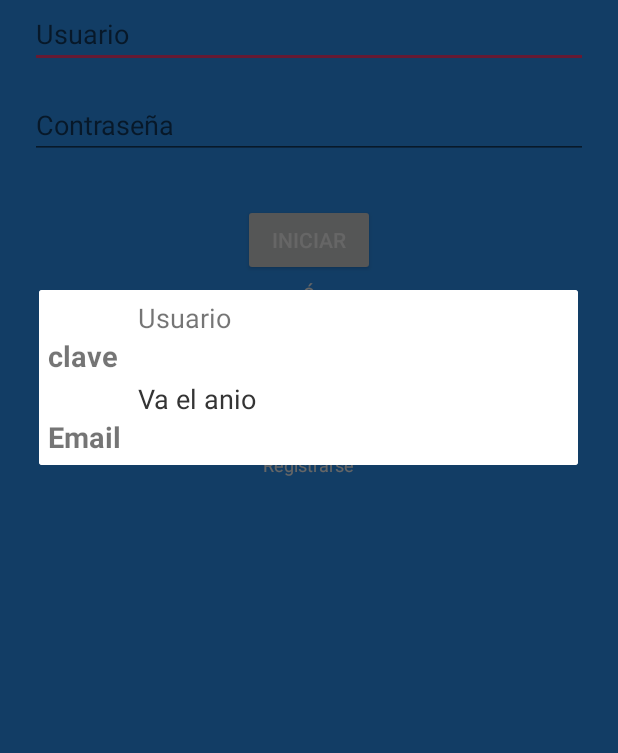
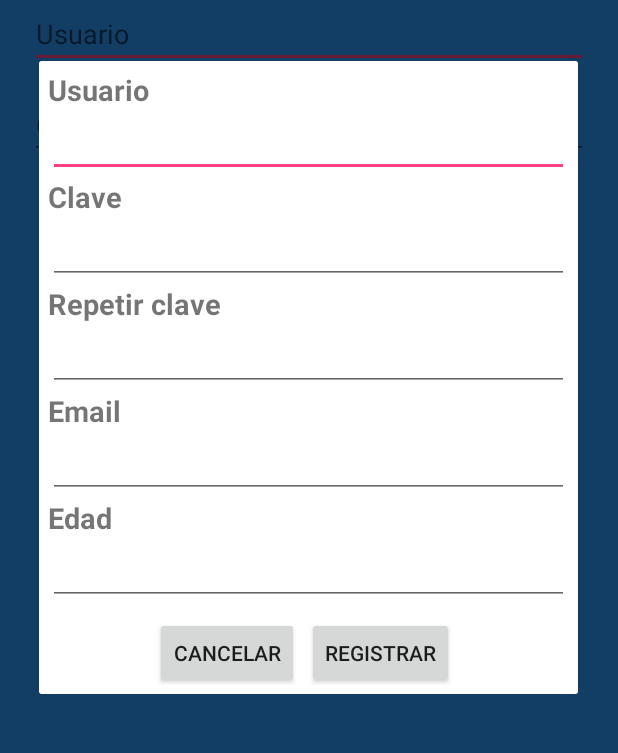
Before and after one commit to RobinLenin/appTourLoja, an Android app: the screen it shows after launch (LoginActivity), after a tap on "Registrarse", on a phone screen of 412 x 824 dp, the part 240-993 px from its top. Run offline under Robolectric (Android 15) with nearby library versions, the phone set to English and light mode, and no system bars; our stand-ins replace Firebase (no records; nobody signed in at launch, a user with empty details on screens opened directly), Volley; libraries missing offline, so code that uses them is left out: com.facebook, com.facebook.appevents, com.facebook.login; plain views replace LoginButton; 6 statements that could not run were skipped.

Commit message:
Adaptación de registrar usuario

```diff
--- a/app/src/main/java/com/lojatour/applojatour/LoginActivity.java
+++ b/app/src/main/java/com/lojatour/applojatour/LoginActivity.java
@@ -1,10 +1,12 @@
 package com.lojatour.applojatour;
 
+import android.app.Dialog;
 import android.content.Intent;
 import android.support.annotation.NonNull;
 import android.support.v7.app.AlertDialog;
 import android.support.v7.app.AppCompatActivity;
 import android.os.Bundle;
+import android.view.Gravity;
 import android.view.View;
 import android.widget.Button;
 import android.widget.EditText;
@@ -29,15 +31,25 @@ import com.google.firebase.auth.AuthResult;
 import com.google.firebase.auth.FacebookAuthProvider;
 import com.google.firebase.auth.FirebaseAuth;
 import com.google.firebase.auth.FirebaseUser;
+import com.google.gson.Gson;
 import com.lojatour.applojatour.controlador.ws.Conexion;
+import com.lojatour.applojatour.controlador.ws.modelo.ResponseWs;
 import com.lojatour.applojatour.controlador.ws.modelo.UsuarioLoginJson;
 import com.lojatour.applojatour.controlador.ws.VolleyPeticion;
 import com.lojatour.applojatour.controlador.ws.VolleyProcesadorResultado;
 import com.lojatour.applojatour.controlador.ws.VolleyTiposError;
+import com.lojatour.applojatour.controlador.ws.modelo.UsuarioWs;
 
+import java.util.Date;
 import java.util.HashMap;
+import java.util.Map;
 
 public class LoginActivity extends AppCompatActivity {
+
+
+    //Variables de registro de usuario
+    public String mensaje;
+    public String siglas;
 
     private LoginButton loginButtonFacebook;
     private CallbackManager callbackManager;
@@ -138,7 +150,7 @@ public class LoginActivity extends AppCompatActivity {
                             public void onResponse(UsuarioLoginJson response) {
                                 MainActivity.TOKEN = response.token;
                                 MainActivity.ID_EXTERNAL = response.id;
-                                Toast.makeText(getApplicationContext(), "Bienvenido" + response.nombre,
+                                Toast.makeText(getApplicationContext(), "Bienvenido " + response.nombre,
                                         Toast.LENGTH_SHORT).show();
                                 progressBar.setVisibility(View.GONE);
                                 irPantallaPrincipal();
@@ -163,24 +175,93 @@ public class LoginActivity extends AppCompatActivity {
     private void muestraDialogo() {
 
         AlertDialog.Builder builder = new AlertDialog.Builder(this);
-        //
         View mView = getLayoutInflater().inflate(R.layout.dialog_registrar, null);
 
-        TextView titulo = (TextView) mView.findViewById(R.id.txtTituloDlg);
-        //titulo.setText(usuario.nombre);
 
-        TextView anio = (TextView) mView.findViewById(R.id.txtYearDlg);
-        //anio.setText(usuario.id);
-
-        TextView tipo = (TextView) mView.findViewById(R.id.txt4Dlg);
-        //tipo.setText(usuario.correo);
+        final EditText edit_Usuario = (EditText) mView.findViewById(R.id.edit_Usuario);
+        final EditText edit_Clave = (EditText) mView.findViewById(R.id.edit_Clave);
+        final EditText edit_RClave = (EditText) mView.findViewById(R.id.edit_RClave);
+        final EditText edit_Email = (EditText) mView.findViewById(R.id.edit_Email);
+        final EditText edit_Edad = (EditText) mView.findViewById(R.id.edit_Edad);
 
 
         builder.setView(mView);
+        final AlertDialog alert = builder.create();
+        alert.show();
 
-        AlertDialog alert = builder.create();
-        alert.show();
+        Button btn_cancelar = (Button) mView.findViewById(R.id.dialogButtonCancelar);
+
+        btn_cancelar.setOnClickListener(new View.OnClickListener() {
+            @Override
+            public void onClick(View view) {
+                alert.dismiss();
+            }
+        });
+
+        Button btn_registrar = (Button) mView.findViewById(R.id.dialogButtonRegistrar);
+        btn_registrar.setOnClickListener(new View.OnClickListener() {
+            @Override
+            public void onClick(View view) {
+                UsuarioWs usuario = new UsuarioWs();
+                if(edit_Clave.getText().toString().equalsIgnoreCase(edit_RClave.getText().toString())){
+
+                    usuario.setNombre(edit_Usuario.getText().toString());
+                    usuario.setClave(edit_Clave.getText().toString());
+                    usuario.setCorreo(edit_Email.getText().toString());
+                    usuario.setEdad(edit_Edad.getText().toString());
+                    usuario.setGenero("0");
+                }else {
+                    Toast.makeText(getApplicationContext(), "Las contraseñas no coinsiden",
+                    Toast.LENGTH_SHORT).show();
+                }
+                if(usuario != null){
+                registrarUsuario(usuario, alert);
+                }else {
+                    Toast.makeText(getApplicationContext(), "Existen errores en los datos",
+                    Toast.LENGTH_SHORT).show();
+                }
+            }
+        });
     }
+
+    private void registrarUsuario(final UsuarioWs usuario, final Dialog dialogo){
+
+        HashMap<String, String> mapa = new HashMap<>();
+        mapa.put("nombre", usuario.getNombre());
+        mapa.put("clave", usuario.getClave());
+        mapa.put("correo", usuario.getCorreo());
+        mapa.put("edad", usuario.getEdad());
+        mapa.put("genero", usuario.getGenero());
+        VolleyPeticion<ResponseWs> registro = Conexion.registrarUsuario(
+                getApplicationContext(),
+                mapa,
+                new Response.Listener<ResponseWs>() {
+                    @Override
+                    public void onResponse(ResponseWs response) {
+                        mensaje = response.mensaje;
+                        siglas = response.siglas;
+                        System.out.println(mensaje+ siglas);
+
+                        Toast.makeText(getApplicationContext(), "Usuario " +
+                                usuario.getNombre() + " creado, Ingrese con su correo y contraseña",
+                                Toast.LENGTH_SHORT).show();
+                        irPantallaPrincipal();
+                        dialogo.dismiss();
+                    }
+                },
+                new Response.ErrorListener() {
+                    @Override
+                    public void onErrorResponse(VolleyError error) {
+                        VolleyTiposError errores = VolleyProcesadorResultado.parseErrorResponse(error);
+                        Toast.makeText(getApplicationContext(), errores.errorMessage,
+                                Toast.LENGTH_SHORT).show();
+                    }
+                }
+        );
+        requestQueue.add(registro);
+    }
+
+
 
     private void handleFacebookAccessToken(AccessToken accessToken) {
         progressBar.setVisibility(View.VISIBLE);
--- /dev/null
+++ b/app/src/main/java/com/lojatour/applojatour/controlador/ws/modelo/ResponseWs.java
@@ -0,0 +1,6 @@
+package com.lojatour.applojatour.controlador.ws.modelo;
+
+public class ResponseWs {
+    public String mensaje;
+    public String siglas;
+}
--- a/app/src/main/res/layout/dialog_registrar.xml
+++ b/app/src/main/res/layout/dialog_registrar.xml
@@ -8,40 +8,105 @@
 
 
     <TextView
-        android:id="@+id/txtTituloDlg"
+        android:id="@+id/txtUsuarioDlg"
         android:layout_width="wrap_content"
         android:layout_height="wrap_content"
-        android:paddingLeft="60dp"
-        android:text="Usuario"
-        android:textSize="18sp" />
+        android:text="@string/usuario"
+        android:textSize="19sp"
+        android:textStyle="bold" />
+
+    <EditText
+        android:id="@+id/edit_Usuario"
+        android:layout_height="wrap_content"
+        android:layout_width="match_parent"
+        android:inputType="text"/>
 
 
     <TextView
-        android:id="@+id/txt3Dlg"
+        android:id="@+id/txtClaveDlg"
         android:layout_width="wrap_content"
         android:layout_height="wrap_content"
-        android:text="clave"
+        android:text="Clave"
         android:textSize="19sp"
-        android:textStyle="bold" />
+        android:textStyle="bold"/>
+    <EditText
+        android:id="@+id/edit_Clave"
+        android:layout_height="wrap_content"
+        android:layout_width="match_parent"
+        android:inputType="textPassword"/>
 
     <TextView
-        android:id="@+id/txtYearDlg"
+        android:id="@+id/txtRCLaveDlg"
         android:layout_width="wrap_content"
         android:layout_height="wrap_content"
-        android:layout_marginTop="3dip"
-        android:paddingLeft="60dp"
-        android:text="Va el anio"
-        android:textColor="#343434"
-        android:textSize="18sp" />
+        android:text="Repetir clave"
+        android:textSize="19sp"
+        android:textStyle="bold"/>
 
+    <EditText
+        android:id="@+id/edit_RClave"
+        android:layout_height="wrap_content"
+        android:layout_width="match_parent"
+        android:inputType="textPassword"/>
 
     <TextView
-        android:id="@+id/txt4Dlg"
+        android:id="@+id/txtEmailDlg"
         android:layout_width="wrap_content"
         android:layout_height="wrap_content"
         android:text="Email"
         android:textSize="19sp"
-        android:textStyle="bold" />
+        android:textStyle="bold"/>
+
+    <EditText
+        android:id="@+id/edit_Email"
+        android:layout_width="match_parent"
+        android:layout_height="wrap_content"
+        android:inputType="textEmailAddress"/>
+
+    <TextView
+        android:id="@+id/txtEdadDlg"
+        android:layout_width="wrap_content"
+        android:layout_height="wrap_content"
+        android:text="Edad"
+        android:textSize="19sp"
+        android:textStyle="bold"/>
+
+    <EditText
+        android:id="@+id/edit_Edad"
+        android:layout_width="match_parent"
+        android:layout_height="wrap_content"
+        android:inputType="number" />
+
+    <LinearLayout
+        android:id="@+id/botonera"
+        android:layout_width="fill_parent"
+        android:layout_height="wrap_content"
+        android:orientation="horizontal"
+        android:gravity="center"
+        android:layout_weight="0">
+
+        <Button
+            android:id="@+id/dialogButtonCancelar"
+            android:layout_width="wrap_content"
+            android:layout_height="wrap_content"
+            android:text="@string/btn_cancelar"
+            android:layout_marginTop="5dp"
+            android:layout_marginRight="5dp"
+
+            />
+
+        <Button
+            android:id="@+id/dialogButtonRegistrar"
+            android:layout_width="wrap_content"
+            android:layout_height="wrap_content"
+            android:text="@string/btn_registrar"
+            android:layout_marginTop="5dp"
+            android:layout_marginRight="5dp"
+
+            />
+
+
+    </LinearLayout>
 
 
 </LinearLayout>
--- a/app/src/main/res/values/strings.xml
+++ b/app/src/main/res/values/strings.xml
@@ -24,6 +24,7 @@
     <string name="email">Email</string>
     <string name="btn_guardar">Guardar</string>
     <string name="btn_cancelar">Cancelar</string>
+    <string name="btn_registrar">Registrar</string>
 
 
     <string name="usuarioVacio">Fantan datos en usuario</string>
--- a/app/src/main/res/values/styles.xml
+++ b/app/src/main/res/values/styles.xml
@@ -1,7 +1,8 @@
 <resources>
 
     <!-- Base application theme. -->
-    <style name="AppTheme" parent="Theme.AppCompat.Light.DarkActionBar">
+    <style name="AppTheme" parent="Base.Theme.AppCompat.Light.DarkActionBar">
+
         <!-- Customize your theme here. -->
         <item name="colorPrimary">@color/colorPrimary</item>
         <item name="colorPrimaryDark">@color/colorPrimaryDark</item>
```
Also changed, not shown: app/src/main/java/com/lojatour/applojatour/controlador/ws/Conexion.java (+26 -0 lines), app/src/main/java/com/lojatour/applojatour/controlador/ws/modelo/UsuarioWs.java (added, +49 -0 lines).
